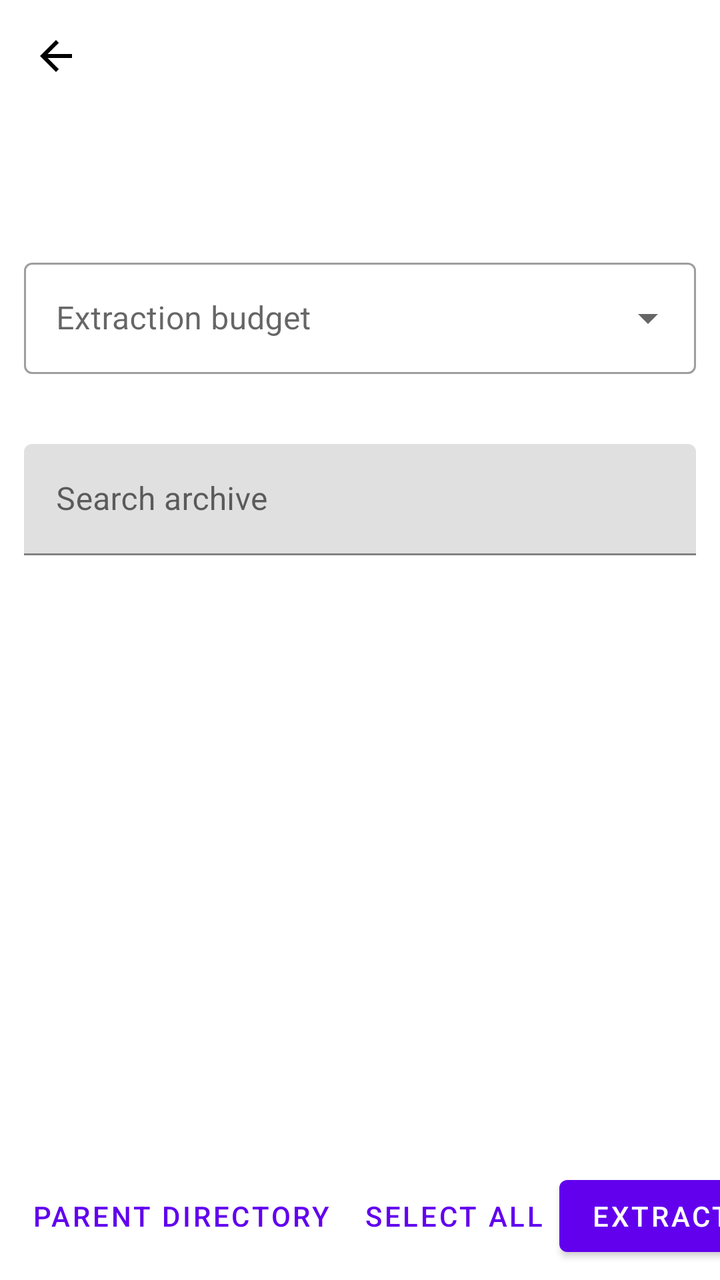
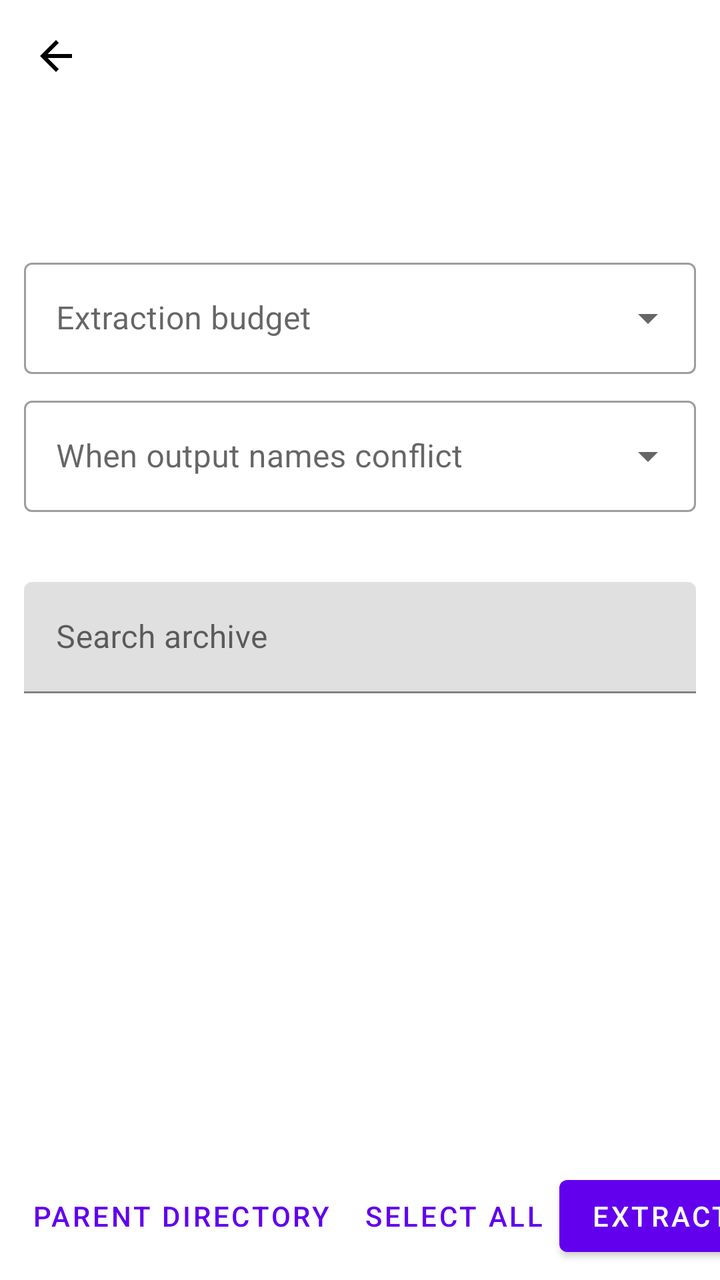

Compare the two renders of this Android layout. The source of the first and the diff that turns it into the second are given below.
<!-- AndroidManifest.xml: activity theme AppTheme -->
<!-- res/layout/activity_archive_manager.xml -->
<?xml version="1.0" encoding="utf-8"?>
<LinearLayout xmlns:android="http://schemas.android.com/apk/res/android"
    xmlns:app="http://schemas.android.com/apk/res-auto"
    xmlns:tools="http://schemas.android.com/tools"
    android:layout_width="match_parent"
    android:layout_height="match_parent"
    android:fitsSystemWindows="true"
    android:orientation="vertical"
    tools:context="io.github.supermonster003.autojs6.plugin.archivemanager.ArchiveManagerActivity">

    <com.google.android.material.appbar.MaterialToolbar
        android:id="@+id/toolbar"
        android:layout_width="match_parent"
        android:layout_height="?attr/actionBarSize"
        android:background="?attr/colorSurface"
        android:title="@string/app_name"
        android:titleTextColor="?attr/colorOnSurface"
        app:navigationIcon="@drawable/ic_arrow_back"
        app:navigationIconTint="?attr/colorOnSurface" />

    <TextView
        android:id="@+id/archiveName"
        android:layout_width="match_parent"
        android:layout_height="wrap_content"
        android:ellipsize="middle"
        android:maxLines="1"
        android:paddingStart="16dp"
        android:paddingTop="12dp"
        android:paddingEnd="16dp"
        android:textAppearance="?attr/textAppearanceHeadline6" />

    <TextView
        android:id="@+id/archiveSummary"
        android:layout_width="match_parent"
        android:layout_height="wrap_content"
        android:paddingStart="16dp"
        android:paddingTop="4dp"
        android:paddingEnd="16dp"
        android:textAppearance="?attr/textAppearanceBody2" />

    <com.google.android.material.textfield.TextInputLayout
        android:id="@+id/extractionBudgetLayout"
        style="@style/Widget.MaterialComponents.TextInputLayout.OutlinedBox.ExposedDropdownMenu"
        android:layout_width="match_parent"
        android:layout_height="wrap_content"
        android:layout_marginStart="12dp"
        android:layout_marginTop="8dp"
        android:layout_marginEnd="12dp"
        android:hint="@string/text_extraction_budget">

        <com.google.android.material.textfield.MaterialAutoCompleteTextView
            android:id="@+id/extractionBudgetInput"
            android:layout_width="match_parent"
            android:layout_height="wrap_content"
            android:inputType="none"
            android:maxLines="1" />

    </com.google.android.material.textfield.TextInputLayout>

    <com.google.android.material.textfield.TextInputLayout
        android:id="@+id/filenameEncodingLayout"
        style="@style/Widget.MaterialComponents.TextInputLayout.OutlinedBox.ExposedDropdownMenu"
        android:layout_width="match_parent"
        android:layout_height="wrap_content"
        android:layout_marginStart="12dp"
        android:layout_marginTop="8dp"
        android:layout_marginEnd="12dp"
        android:hint="@string/text_filename_encoding"
        android:visibility="gone">

        <com.google.android.material.textfield.MaterialAutoCompleteTextView
            android:id="@+id/filenameEncodingInput"
            android:layout_width="match_parent"
            android:layout_height="wrap_content"
            android:inputType="none"
            android:maxLines="1" />

    </com.google.android.material.textfield.TextInputLayout>

    <LinearLayout
        android:id="@+id/passwordControls"
        android:layout_width="match_parent"
        android:layout_height="wrap_content"
        android:layout_marginStart="12dp"
        android:layout_marginTop="8dp"
        android:layout_marginEnd="12dp"
        android:gravity="center_vertical"
        android:orientation="horizontal"
        android:visibility="gone">

        <com.google.android.material.textfield.TextInputLayout
            android:id="@+id/archivePasswordLayout"
            android:layout_width="0dp"
            android:layout_height="wrap_content"
            android:layout_weight="1"
            android:hint="@string/text_archive_password"
            app:endIconMode="password_toggle">

            <com.google.android.material.textfield.TextInputEditText
                android:id="@+id/archivePassword"
                android:layout_width="match_parent"
                android:layout_height="wrap_content"
                android:imeOptions="actionDone"
                android:inputType="textPassword"
                android:maxLines="1" />

        </com.google.android.material.textfield.TextInputLayout>

        <com.google.android.material.button.MaterialButton
            android:id="@+id/applyPasswordButton"
            style="@style/Widget.MaterialComponents.Button.TextButton"
            android:layout_width="wrap_content"
            android:layout_height="wrap_content"
            android:layout_marginStart="4dp"
            android:text="@string/text_apply_password" />

    </LinearLayout>

    <TextView
        android:id="@+id/currentPath"
        android:layout_width="match_parent"
        android:layout_height="wrap_content"
        android:ellipsize="start"
        android:maxLines="1"
        android:paddingStart="16dp"
        android:paddingTop="8dp"
        android:paddingEnd="16dp"
        android:textAppearance="?attr/textAppearanceSubtitle2" />

    <com.google.android.material.textfield.TextInputLayout
        android:layout_width="match_parent"
        android:layout_height="wrap_content"
        android:layout_marginStart="12dp"
        android:layout_marginTop="8dp"
        android:layout_marginEnd="12dp"
        android:hint="@string/text_search_hint"
        app:endIconMode="clear_text">

        <com.google.android.material.textfield.TextInputEditText
            android:id="@+id/searchInput"
            android:layout_width="match_parent"
            android:layout_height="wrap_content"
            android:inputType="text"
            android:maxLines="1" />

    </com.google.android.material.textfield.TextInputLayout>

    <com.google.android.material.progressindicator.LinearProgressIndicator
        android:id="@+id/progress"
        android:layout_width="match_parent"
        android:layout_height="wrap_content"
        android:indeterminate="true"
        android:visibility="gone" />

    <TextView
        android:id="@+id/message"
        android:accessibilityLiveRegion="polite"
        android:layout_width="match_parent"
        android:layout_height="wrap_content"
        android:gravity="center"
        android:padding="16dp"
        android:textAppearance="?attr/textAppearanceBody1"
        android:visibility="gone" />

    <com.google.android.material.button.MaterialButton
        android:id="@+id/diagnosticCopyButton"
        style="@style/Widget.MaterialComponents.Button.TextButton"
        android:layout_width="wrap_content"
        android:layout_height="wrap_content"
        android:layout_gravity="center_horizontal"
        android:text="@string/text_copy_diagnostic"
        android:visibility="gone" />

    <androidx.recyclerview.widget.RecyclerView
        android:id="@+id/entryList"
        android:layout_width="match_parent"
        android:layout_height="0dp"
        android:layout_weight="1"
        android:clipToPadding="false"
        android:paddingTop="8dp"
        android:paddingBottom="8dp" />

    <TextView
        android:id="@+id/selectedCount"
        android:layout_width="match_parent"
        android:layout_height="wrap_content"
        android:paddingStart="16dp"
        android:paddingTop="8dp"
        android:paddingEnd="16dp"
        android:textAppearance="?attr/textAppearanceCaption" />

    <HorizontalScrollView
        android:layout_width="match_parent"
        android:layout_height="wrap_content"
        android:fillViewport="true"
        android:scrollbars="none">

        <LinearLayout
            android:layout_width="wrap_content"
            android:layout_height="wrap_content"
            android:gravity="end"
            android:orientation="horizontal"
            android:paddingStart="8dp"
            android:paddingTop="4dp"
            android:paddingEnd="8dp"
            android:paddingBottom="8dp">

            <com.google.android.material.button.MaterialButton
                android:id="@+id/upButton"
                style="@style/Widget.MaterialComponents.Button.TextButton"
                android:layout_width="wrap_content"
                android:layout_height="wrap_content"
                android:text="@string/text_parent_directory" />

            <com.google.android.material.button.MaterialButton
                android:id="@+id/selectAllButton"
                style="@style/Widget.MaterialComponents.Button.TextButton"
                android:layout_width="wrap_content"
                android:layout_height="wrap_content"
                android:text="@string/dialog_button_select_all" />

            <com.google.android.material.button.MaterialButton
                android:id="@+id/cancelButton"
                style="@style/Widget.MaterialComponents.Button.TextButton"
                android:layout_width="wrap_content"
                android:layout_height="wrap_content"
                android:text="@string/dialog_button_cancel"
                android:visibility="gone" />

            <com.google.android.material.button.MaterialButton
                android:id="@+id/extractButton"
                android:layout_width="wrap_content"
                android:layout_height="wrap_content"
                android:text="@string/action_extract_to" />

        </LinearLayout>

    </HorizontalScrollView>

</LinearLayout>
<!-- resources referenced by this layout -->
<resources>
  <!-- drawable ic_arrow_back (drawable) -->
  <?xml version="1.0" encoding="utf-8"?>
  <vector xmlns:android="http://schemas.android.com/apk/res/android"
      android:width="24dp"
      android:height="24dp"
      android:viewportWidth="24"
      android:viewportHeight="24">
      <path
          android:fillColor="#FFFFFFFF"
          android:pathData="M20,11H7.83l5.59,-5.59L12,4l-8,8 8,8 1.41,-1.41L7.83,13H20v-2z" />
  </vector>
  <string name="action_extract_to" tools:ignore="TypographyEllipsis">Extract to...</string>
  <string name="app_name">Archive Manager</string>
  <string name="dialog_button_cancel">Cancel</string>
  <string name="dialog_button_select_all">Select all</string>
  <string name="text_apply_password">Apply</string>
  <string name="text_archive_password">Archive password</string>
  <string name="text_copy_diagnostic">Copy diagnostic</string>
  <string name="text_extraction_budget">Extraction budget</string>
  <string name="text_filename_encoding">Filename encoding</string>
  <string name="text_parent_directory">Parent directory</string>
  <string name="text_search_hint">Search archive</string>
  <style name="AppTheme" parent="Theme.MaterialComponents.DayNight.NoActionBar">
          <item name="android:navigationBarColor">?attr/colorSurface</item>
          <item name="android:statusBarColor">?attr/colorSurface</item>
          <item name="android:windowActionModeOverlay">true</item>
          <item name="android:windowBackground">?attr/colorSurface</item>
          <item name="windowActionModeOverlay">true</item>
      </style>
</resources>

<!-- the commit's change to res/layout/activity_archive_manager.xml (unified diff, before → after) -->
@@ -58,6 +58,25 @@
     </com.google.android.material.textfield.TextInputLayout>
 
     <com.google.android.material.textfield.TextInputLayout
+        android:id="@+id/extractionConflictPolicyLayout"
+        style="@style/Widget.MaterialComponents.TextInputLayout.OutlinedBox.ExposedDropdownMenu"
+        android:layout_width="match_parent"
+        android:layout_height="wrap_content"
+        android:layout_marginStart="12dp"
+        android:layout_marginTop="8dp"
+        android:layout_marginEnd="12dp"
+        android:hint="@string/text_extraction_conflict_policy">
+
+        <com.google.android.material.textfield.MaterialAutoCompleteTextView
+            android:id="@+id/extractionConflictPolicyInput"
+            android:layout_width="match_parent"
+            android:layout_height="wrap_content"
+            android:inputType="none"
+            android:maxLines="1" />
+
+    </com.google.android.material.textfield.TextInputLayout>
+
+    <com.google.android.material.textfield.TextInputLayout
         android:id="@+id/filenameEncodingLayout"
         style="@style/Widget.MaterialComponents.TextInputLayout.OutlinedBox.ExposedDropdownMenu"
         android:layout_width="match_parent"
<!-- resource entries referenced after the edit -->
@@ -19,6 +19,7 @@
   <string name="text_archive_password">Archive password</string>
   <string name="text_copy_diagnostic">Copy diagnostic</string>
   <string name="text_extraction_budget">Extraction budget</string>
+  <string name="text_extraction_conflict_policy">When output names conflict</string>
   <string name="text_filename_encoding">Filename encoding</string>
   <string name="text_parent_directory">Parent directory</string>
   <string name="text_search_hint">Search archive</string>
